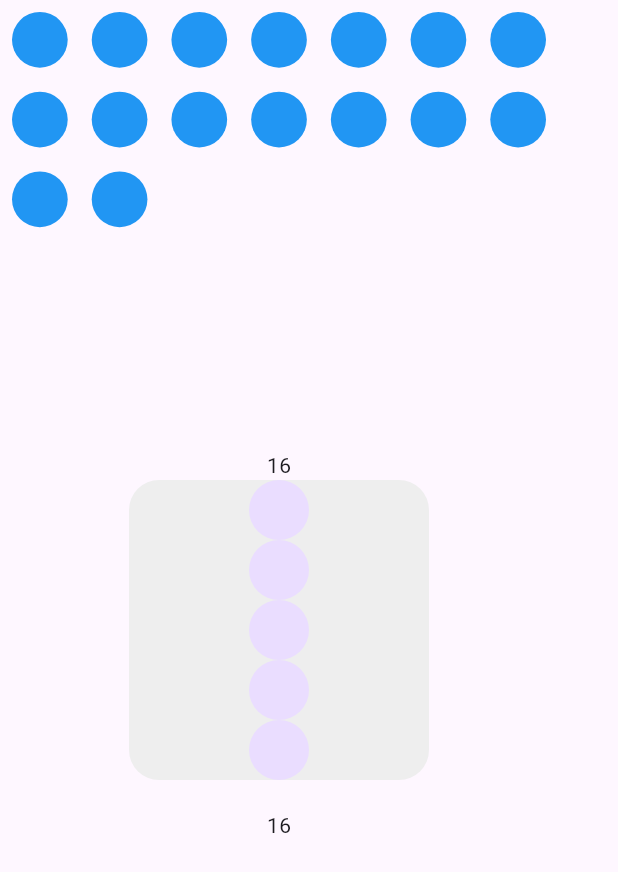
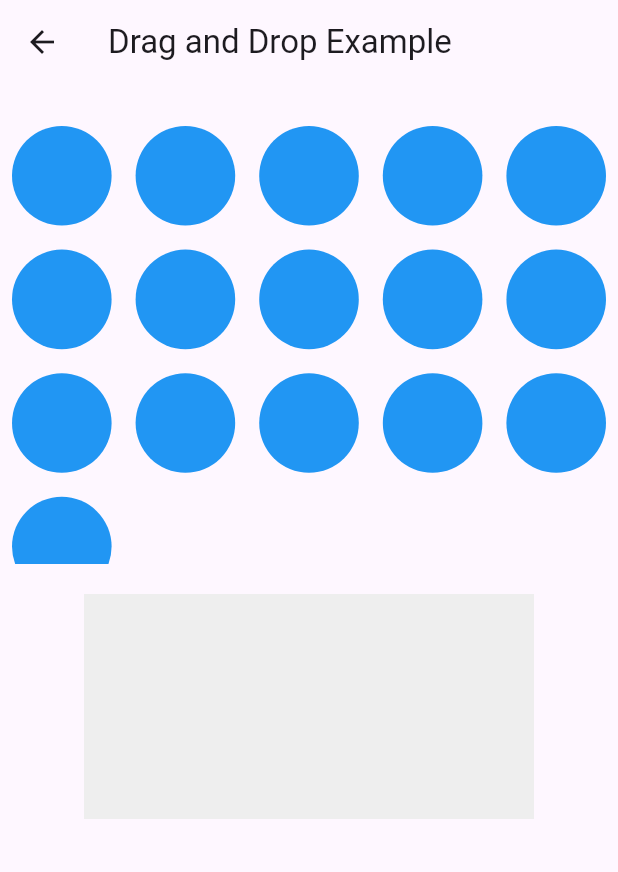
Before and after one commit to nyzmemre/ilkokuluygulama, a Flutter app: the screen it shows after launch, after a tap on "Toplama", on a phone screen of 412 x 824 dp. Shown: the top 872 px of the screen. Run offline on Flutter 3.47's test engine with Material 3 defaults, Android fonts, the phone set to English and light mode, and no system bars; our stand-ins replace speech_to_text.

Commit message:
add dragdrop

```diff
--- a/lib/features/count_with_ball_page.dart
+++ b/lib/features/count_with_ball_page.dart
@@ -1,69 +1,197 @@
-
-import 'dart:math';
-
+/*
+import 'package:flutter/cupertino.dart';
 import 'package:flutter/material.dart';
-import 'package:flutter/rendering.dart';
 import 'package:ilkokuluygulama/product/utility/widgets/my_scaffold.dart';
 
 class CountWithBallPage extends StatelessWidget {
-   CountWithBallPage({Key? key}) : super(key: key);
-
-  int rakam=5;
-List<int> indexRast=[0,1,2,3,4,5,6,7,8,9,10,11,12];
+  const CountWithBallPage({Key? key}) : super(key: key);
 
   @override
   Widget build(BuildContext context) {
-    int index=Random().nextInt(21);
-    (index==0) ? index=1 : index=index;
-    int second=Random().nextInt(21);
     return MyScaffold(child: SingleChildScrollView(
       child: Column(
+        mainAxisAlignment: MainAxisAlignment.center,
+        crossAxisAlignment: CrossAxisAlignment.center,
         children: [
-          SizedBox(
-            width: MediaQuery.of(context).size.width-40,
-            height: 300,//(index<7) ? index*50 : index*20,
+            Container(
+              width: MediaQuery.of(context).size.width*.5,
+              height: MediaQuery.of(context).size.height/7,
+              decoration: BoxDecoration(
+                  border: Border.all(color: Colors.blueAccent)
+              ),
               child: GridView.builder(
-              shrinkWrap: true,
-                scrollDirection: Axis.vertical,
-                physics: ScrollPhysics(),
-                itemCount: index,
+                itemCount: 9,
+                  gridDelegate: SliverGridDelegateWithFixedCrossAxisCount(crossAxisCount: 5),
                   itemBuilder: (context, int index){
                 return Padding(
                   padding: const EdgeInsets.all(8.0),
-                    child: Container(
-                      width: 20,
-                      height: 20,
+                  child: Draggable<int>(
+                      data: index,
+                      child: SizedBox(
+                        width: 10,
+                        height: 10,
                         child: CircleAvatar(
+                          child: Text('${index+1}'),
                           backgroundColor: Colors.blue,
+                          foregroundColor: Colors.white,
                         ),
                       ),
+                    feedback: CircleAvatar(
+                      child: Text('${index+1}'),
+                      backgroundColor: Colors.blue,
+                      foregroundColor: Colors.white,
+                    ),
+                    childWhenDragging: Container(
+                      width: 10,
+                      height: 10,
+                    ),),
                 );
-            }, gridDelegate: SliverGridDelegateWithFixedCrossAxisCount(crossAxisCount: (index>7) ? 7 : index),),
+              }),
             ),
-          Text(index.toString()),
-          ClipRRect(
-              borderRadius: BorderRadius.circular(20),
-              child: Container(height: 200, width: 200, color: Colors.grey.shade200,
-
-                child: Stack(
-                  children: [
-                    Positioned(
-
-                        child: ListView.builder(
-                      itemCount:index,
-                      itemBuilder: (context, int index) {
-                        return SizedBox(
-                            width: 20,
-                            child: CircleAvatar());
-                      },
-                    ))
-                  ],
-                ),)),
-          SizedBox(height: 20,),
-          Text(second.toString()),
+          Divider(),
+          DragTarget(builder: (context, candData, rejectData){
+            return Container(
+              width: MediaQuery.of(context).size.width*.5,
+              height: MediaQuery.of(context).size.height/7,
+              decoration: BoxDecoration(
+                  border: Border.all(color: Colors.blueAccent)
+              ),
+              child:  GridView.builder(
+                  itemCount: 9,
+                  gridDelegate: SliverGridDelegateWithFixedCrossAxisCount(crossAxisCount: 5),
+                  itemBuilder: (context, int index){
+                    return Padding(
+                      padding: const EdgeInsets.all(8.0),
+                      child: Draggable<int>(
+                        data: index,
+                        child: SizedBox(
+                          width: 10,
+                          height: 10,
+                          child: CircleAvatar(
+                            child: Text('${index+1}'),
+                            backgroundColor: Colors.blue,
+                            foregroundColor: Colors.white,
+                          ),
+                        ),
+                        feedback: CircleAvatar(
+                          child: Text('${index+1}'),
+                          backgroundColor: Colors.blue,
+                          foregroundColor: Colors.white,
+                        ),
+                        childWhenDragging: Container(
+                          width: 10,
+                          height: 10,
+                        ),),
+                    );
+                  }),
+            );
+          })
 
         ],
       ),
     ));
   }
 }
+*/
+import 'dart:math';
+
+import 'package:flutter/material.dart';
+
+
+class MyDragAndDropExample extends StatefulWidget {
+  @override
+  _MyDragAndDropExampleState createState() => _MyDragAndDropExampleState();
+}
+
+class _MyDragAndDropExampleState extends State<MyDragAndDropExample> {
+  int? topWidgetLenght;
+
+  List<Widget> droppedCircles = [];
+
+  @override
+  void initState() {
+   topWidgetLenght =Random().nextInt(21);
+   super.initState();
+  }
+
+  @override
+  Widget build(BuildContext context) {
+    List<Widget> circles = List.generate(topWidgetLenght ?? 2, (index) => CircleWidget());
+
+    return Scaffold(
+      appBar: AppBar(
+        title: Text('Drag and Drop Example'),
+      ),
+      body: Center(
+        child: Column(
+          children: <Widget>[
+            SizedBox(height: 20),
+            // Sürüklenebilir dairelerin bulunduğu container
+            Container(
+              height: 300,
+              child: GridView.builder(
+                  itemCount: circles.length,
+                  gridDelegate: SliverGridDelegateWithFixedCrossAxisCount(crossAxisCount: (circles.length>5) ? 5 : circles.length), itemBuilder: (context, int index){
+                return circles[index];
+              })/*ListView(
+                scrollDirection: Axis.horizontal,
+                children: circles,
+              ),*/
+            ),
+            SizedBox(height: 20),
+            // Bırakma alanı container'ı
+            Container(
+              height: 150,
+              width: 300,
+              color: Colors.grey[200],
+              child: DragTarget(
+                onAccept: (CircleWidget circle) {
+                  setState(() {
+                    droppedCircles.add(circle);
+                  });
+                },
+                builder: (context, List<CircleWidget?> candidateData, rejectedData) {
+                  return (droppedCircles.isNotEmpty) ? GridView.builder(
+                      itemCount: droppedCircles.length,
+                      gridDelegate: SliverGridDelegateWithFixedCrossAxisCount(
+                      crossAxisCount: (droppedCircles.length>5) ? 5 : droppedCircles.length), itemBuilder: (context, int index){
+                    return droppedCircles[index];
+                  }) : SizedBox();
+                },
+              ),
+            ),
+          ],
+        ),
+      ),
+    );
+  }
+}
+
+class CircleWidget extends StatelessWidget {
+  @override
+  Widget build(BuildContext context) {
+    return Draggable(
+      data: CircleWidget(),
+      child: Container(
+        width: 20,
+        height: 20,
+        decoration: BoxDecoration(
+          color: Colors.blue,
+          shape: BoxShape.circle,
+        ),
+        margin: EdgeInsets.all(8),
+      ),
+      feedback: Container(
+        width: 30, // farklı bir boyut kullanabilirsiniz
+        height: 30, // farklı bir boyut kullanabilirsiniz
+        decoration: BoxDecoration(
+          color: Colors.blue.withOpacity(0.5),
+          shape: BoxShape.circle,
+        ),
+        margin: EdgeInsets.all(8),
+      ),
+      onDragEnd: (DraggableDetails detail){
+      },
+    );
+  }
+}
--- a/lib/homepage.dart
+++ b/lib/homepage.dart
@@ -14,7 +14,7 @@ class Homepage extends StatelessWidget {
         children: [
           page_button(context,ReadView() ,'Okuma Hızlandırma'),
           page_button(context,SubstractionView() ,'Çıkarma'),
-          page_button(context,CountWithBallPage() ,'Toplama'),
+         page_button(context,MyDragAndDropExample() ,'Toplama'),
 
         ],
       ),
```
Lines whose indentation alone changed are shown as unchanged.
